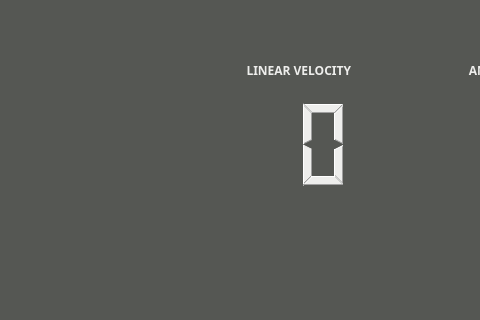
First picture: the form in src/gui/src/mainwindow.ui, repository Roozki/battleflake, before the edit; both pictures show x 0 to 480 and y 317 to 637 of the 746 by 637 pixel window.
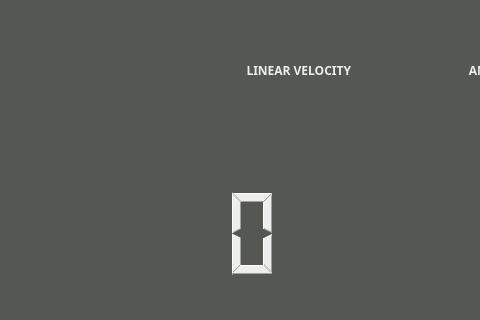
Second picture: the form after the edit.

What changed in the file:
```diff
--- a/src/gui/src/mainwindow.ui
+++ b/src/gui/src/mainwindow.ui
@@ -223,31 +223,6 @@
        </property>
       </widget>
      </item>
-     <item row="1" column="0">
-      <widget class="QLCDNumber" name="linear_lcd">
-       <property name="minimumSize">
-        <size>
-         <width>200</width>
-         <height>100</height>
-        </size>
-       </property>
-       <property name="maximumSize">
-        <size>
-         <width>200</width>
-         <height>100</height>
-        </size>
-       </property>
-       <property name="lineWidth">
-        <number>0</number>
-       </property>
-       <property name="smallDecimalPoint">
-        <bool>false</bool>
-       </property>
-       <property name="digitCount">
-        <number>4</number>
-       </property>
-      </widget>
-     </item>
     </layout>
    </widget>
    <widget class="QWidget" name="layoutWidget">
@@ -403,6 +378,37 @@
      <set>Qt::AlignRight|Qt::AlignTrailing|Qt::AlignVCenter</set>
     </property>
    </widget>
+   <widget class="QLCDNumber" name="linear_lcd">
+    <property name="geometry">
+     <rect>
+      <x>80</x>
+      <y>500</y>
+      <width>200</width>
+      <height>100</height>
+     </rect>
+    </property>
+    <property name="minimumSize">
+     <size>
+      <width>200</width>
+      <height>100</height>
+     </size>
+    </property>
+    <property name="maximumSize">
+     <size>
+      <width>200</width>
+      <height>100</height>
+     </size>
+    </property>
+    <property name="lineWidth">
+     <number>0</number>
+    </property>
+    <property name="smallDecimalPoint">
+     <bool>false</bool>
+    </property>
+    <property name="digitCount">
+     <number>4</number>
+    </property>
+   </widget>
   </widget>
   <widget class="QMenuBar" name="menubar">
    <property name="geometry">
```
Left out of the diff: 54 changed lines with no effect on the pictures.
